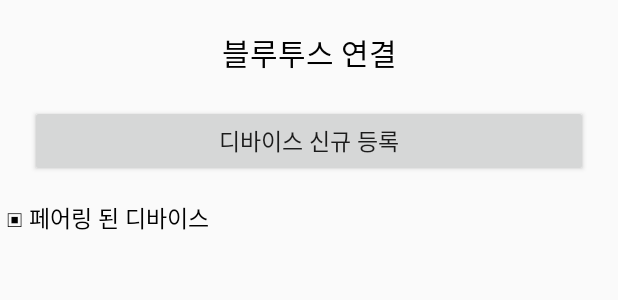
After one commit to KimSinjeong/CS496W1, an Android app: the layout connect_bluetooth.xml on its own in the app's theme, with its tools: preview values and no code run, on a phone screen of 412 x 824 dp. The commit adds this screen. Shown: the top 300 px of the screen. Run offline under Robolectric (Android 15) with nearby library versions, the phone set to English and light mode, and no system bars.

Commit message:
Bluetooth Implemented

```diff
--- a/app/src/main/AndroidManifest.xml
+++ b/app/src/main/AndroidManifest.xml
@@ -16,6 +16,11 @@
                 <category android:name="android.intent.category.LAUNCHER" />
             </intent-filter>
         </activity>
+
+        <activity android:name=".ConnectBluetoothActivity" />
     </application>
 
+    <uses-permission android:name="android.permission.BLUETOOTH_ADMIN" />
+    <uses-permission android:name="android.permission.BLUETOOTH" />
+
 </manifest>
--- /dev/null
+++ b/app/src/main/res/layout/connect_bluetooth.xml
@@ -0,0 +1,56 @@
+<?xml version="1.0" encoding="utf-8"?>
+<android.support.constraint.ConstraintLayout
+    xmlns:android="http://schemas.android.com/apk/res/android" android:layout_width="match_parent"
+    android:layout_height="match_parent">
+
+    <!-- 블루투스 연결 화면-->
+    <LinearLayout
+        android:orientation="vertical"
+        android:layout_width="match_parent"
+        android:layout_height="match_parent">
+
+        <TextView
+            android:textColor="#000000"
+            android:layout_marginTop="20dp"
+            android:layout_marginBottom="20dp"
+            android:textSize="20dp"
+            android:gravity="center_horizontal|center_vertical"
+            android:layout_width="match_parent"
+            android:layout_height="wrap_content"
+            android:text="블루투스 연결"/>
+
+        <Button
+            android:id="@+id/button_setting_menu"
+            android:textSize="15dp"
+            android:layout_marginBottom="5dp"
+            android:layout_marginLeft="20dp"
+            android:layout_marginRight="20dp"
+            android:layout_width="match_parent"
+            android:layout_height="wrap_content"
+            android:text="디바이스 신규 등록"/>
+
+        <TextView
+            android:textColor="#000000"
+            android:layout_marginTop="10dp"
+            android:layout_marginBottom="10dp"
+            android:textSize="15dp"
+            android:layout_width="match_parent"
+            android:layout_height="wrap_content"
+            android:text=" ▣ 페어링 된 디바이스"/>
+
+        <ScrollView
+            android:layout_weight="1"
+            android:layout_width="match_parent"
+            android:layout_height="match_parent"
+            android:fillViewport="true">
+            <ListView
+                android:layout_width="match_parent"
+                android:layout_height="match_parent"
+                android:id="@+id/listview_pairing_devices">
+            </ListView>
+        </ScrollView>
+
+
+    </LinearLayout>
+
+</android.support.constraint.ConstraintLayout>
```
Also changed, not shown: app/src/main/java/com/example/q/cs496w1/ConnectBluetoothActivity.java (added, +218 -0 lines), app/src/main/java/com/example/q/cs496w1/Fragment3.java (+52 -0 lines), app/src/main/res/layout/fragment_fragment3.xml (+10 -0 lines).
